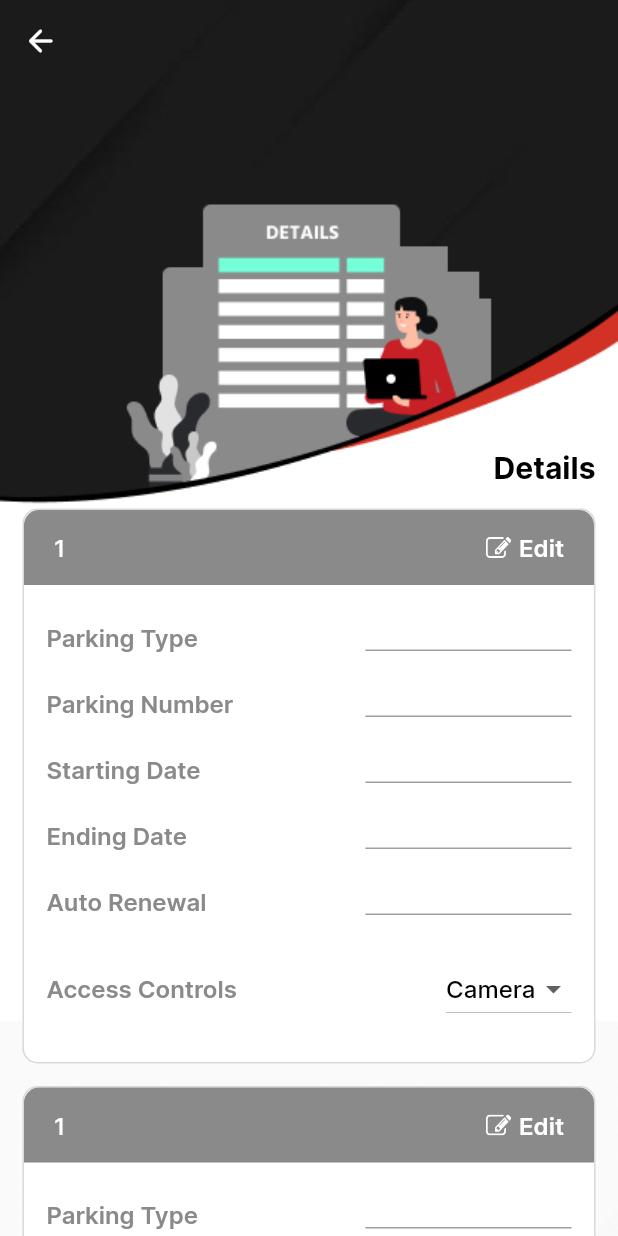
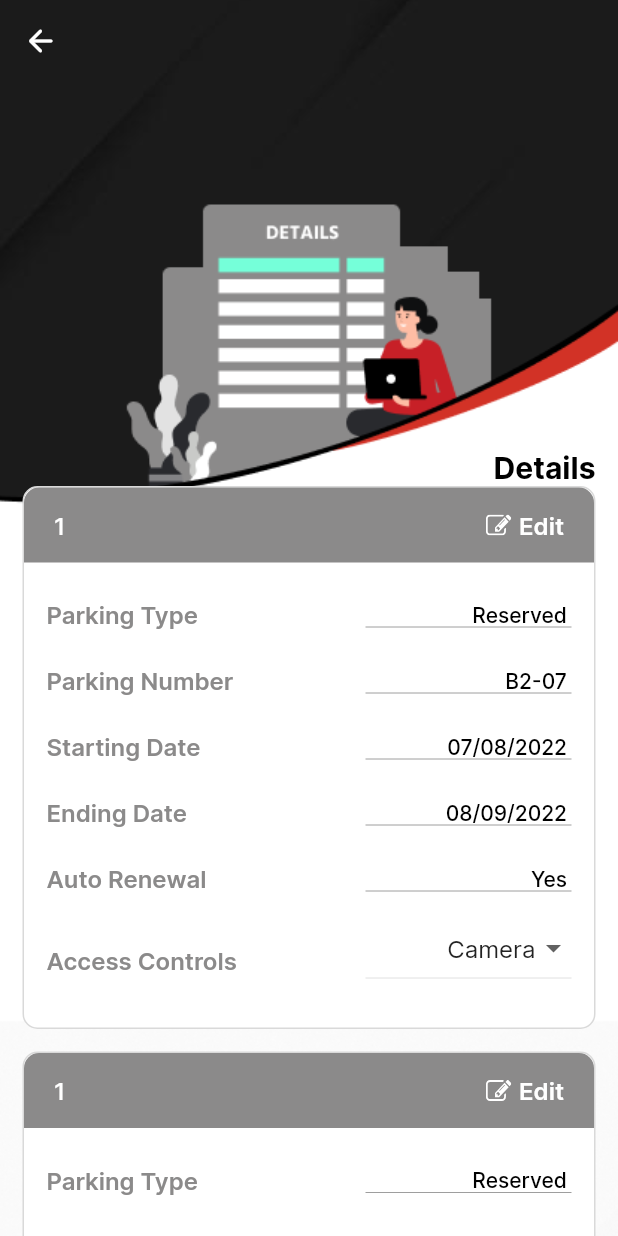
Before and after one commit to devarshkikani/Vehicle-Tracking-App, a Flutter app: the GotoYourSubscriptionScreen screen opened directly, after a tap on "View Details", on a phone screen of 412 x 824 dp. Run offline on Flutter 3.47's test engine with Material 2 defaults, Android fonts, the light colour scheme and no system bars; our stand-ins replace flutter_svg, get.

Commit message:
fix details page issue

```diff
--- a/lib/pages/subscribed/go_to_your_subcription_screen.dart
+++ b/lib/pages/subscribed/go_to_your_subcription_screen.dart
@@ -129,6 +129,7 @@ class _GotoYourSubscriptionScreenState
                       width: Get.width / 3,
                       child: TextField(
                         enabled: false,
+                        style: AppTextStyle.normalRegular14,
                         controller: TextEditingController(text: '08/10/2022'),
                         textAlign: TextAlign.center,
                         decoration: const InputDecoration(
@@ -156,6 +157,7 @@ class _GotoYourSubscriptionScreenState
                       width: Get.width / 3,
                       child: TextField(
                         enabled: false,
+                        style: AppTextStyle.normalRegular14,
                         controller: TextEditingController(text: '1000/-'),
                         textAlign: TextAlign.center,
                         decoration: const InputDecoration(
@@ -183,6 +185,7 @@ class _GotoYourSubscriptionScreenState
                       width: Get.width / 3,
                       child: TextField(
                         enabled: false,
+                        style: AppTextStyle.normalRegular14,
                         controller: TextEditingController(text: 'B1-02'),
                         textAlign: TextAlign.center,
                         decoration: const InputDecoration(
@@ -210,6 +213,7 @@ class _GotoYourSubscriptionScreenState
                       width: Get.width / 3,
                       child: TextField(
                         enabled: false,
+                        style: AppTextStyle.normalRegular14,
                         controller: TextEditingController(text: '1'),
                         textAlign: TextAlign.center,
                         decoration: const InputDecoration(
@@ -237,6 +241,7 @@ class _GotoYourSubscriptionScreenState
                       width: Get.width / 3,
                       child: TextField(
                         enabled: false,
+                        style: AppTextStyle.normalRegular14,
                         controller: TextEditingController(text: 'A'),
                         textAlign: TextAlign.center,
                         decoration: const InputDecoration(
--- a/lib/pages/subscribed/subscription_details.dart
+++ b/lib/pages/subscribed/subscription_details.dart
@@ -18,15 +18,8 @@ class SubscriptionDetailsScreen extends StatefulWidget {
 }
 
 class _SubscriptionDetailsScreenState extends State<SubscriptionDetailsScreen> {
-  TextEditingController parkingTypeController = TextEditingController();
-  TextEditingController parkingNumberController = TextEditingController();
-  TextEditingController startingDateController = TextEditingController();
-  TextEditingController endDateController = TextEditingController();
-  TextEditingController autoRenewwal = TextEditingController();
-  TextEditingController accessControlsController = TextEditingController();
-
-  List<String> controlsList = ['Camera', 'Camera', 'Camera'];
-  String selectedValue = 'Camera';
+  List<String> items = ["Camera", "Phone", "Image", "Video"];
+  String selectedItem = "Camera";
 
   RxBool isReserved = true.obs;
   RxBool isYearly = true.obs;
@@ -41,19 +34,6 @@ class _SubscriptionDetailsScreenState extends State<SubscriptionDetailsScreen> {
     'Remote Control',
     'QR Code'
   ];
-
-  Future<String> _selectDate(BuildContext context) async {
-    final DateTime? picked = await showDatePicker(
-        context: context,
-        initialDate: DateTime.now(),
-        firstDate: DateTime(2015, 8),
-        lastDate: DateTime(2101));
-    if (picked != null) {
-      return '${picked.day}/${picked.month}/${picked.year}';
-    } else {
-      return '';
-    }
-  }
 
   @override
   Widget build(BuildContext context) {
@@ -78,7 +58,6 @@ class _SubscriptionDetailsScreenState extends State<SubscriptionDetailsScreen> {
                           style: AppTextStyle.bold20,
                         ),
                       ),
-                      height15,
                       ListView.separated(
                         itemCount: 5,
                         shrinkWrap: true,
@@ -195,9 +174,11 @@ class _SubscriptionDetailsScreenState extends State<SubscriptionDetailsScreen> {
                     ),
                     SizedBox(
                       width: Get.width / 3,
-                      child: TextFormField(
+                      child: TextField(
                         textAlign: TextAlign.end,
-                        controller: parkingTypeController,
+                        enabled: false,
+                        style: AppTextStyle.normalRegular14,
+                        controller: TextEditingController(text: 'Reserved'),
                         decoration: const InputDecoration(
                           isDense: true,
                           contentPadding: EdgeInsets.zero,
@@ -221,10 +202,11 @@ class _SubscriptionDetailsScreenState extends State<SubscriptionDetailsScreen> {
                     ),
                     SizedBox(
                       width: Get.width / 3,
-                      child: TextFormField(
+                      child: TextField(
                         textAlign: TextAlign.end,
-                        controller: parkingNumberController,
-                        keyboardType: TextInputType.number,
+                        enabled: false,
+                        style: AppTextStyle.normalRegular14,
+                        controller: TextEditingController(text: 'B2-07'),
                         decoration: const InputDecoration(
                           isDense: true,
                           contentPadding: EdgeInsets.zero,
@@ -248,18 +230,15 @@ class _SubscriptionDetailsScreenState extends State<SubscriptionDetailsScreen> {
                     ),
                     SizedBox(
                       width: Get.width / 3,
-                      child: TextFormField(
+                      child: TextField(
                         textAlign: TextAlign.end,
-                        controller: startingDateController,
+                        enabled: false,
+                        style: AppTextStyle.normalRegular14,
+                        controller: TextEditingController(text: '07/08/2022'),
                         decoration: const InputDecoration(
                           isDense: true,
                           contentPadding: EdgeInsets.zero,
                         ),
-                        onTap: () async {
-                          startingDateController.text =
-                              await _selectDate(context);
-                          setState(() {});
-                        },
                       ),
                     ),
                   ],
@@ -279,13 +258,11 @@ class _SubscriptionDetailsScreenState extends State<SubscriptionDetailsScreen> {
                     ),
                     SizedBox(
                       width: Get.width / 3,
-                      child: TextFormField(
+                      child: TextField(
                         textAlign: TextAlign.end,
-                        controller: endDateController,
-                        keyboardType: TextInputType.number,
-                        onTap: () async {
-                          endDateController.text = await _selectDate(context);
-                        },
+                        enabled: false,
+                        style: AppTextStyle.normalRegular14,
+                        controller: TextEditingController(text: '08/09/2022'),
                         decoration: const InputDecoration(
                           isDense: true,
                           contentPadding: EdgeInsets.zero,
@@ -309,9 +286,11 @@ class _SubscriptionDetailsScreenState extends State<SubscriptionDetailsScreen> {
                     ),
                     SizedBox(
                       width: Get.width / 3,
-                      child: TextFormField(
+                      child: TextField(
                         textAlign: TextAlign.end,
-                        controller: autoRenewwal,
+                        enabled: false,
+                        style: AppTextStyle.normalRegular14,
+                        controller: TextEditingController(text: 'Yes'),
                         decoration: const InputDecoration(
                           isDense: true,
                           contentPadding: EdgeInsets.zero,
@@ -337,29 +316,32 @@ class _SubscriptionDetailsScreenState extends State<SubscriptionDetailsScreen> {
                       width: Get.width / 3,
                       child: Align(
                         alignment: Alignment.centerRight,
-                        child: DropdownButton<String>(
-                          hint: selectedValue == ''
-                              ? const Text(
-                                  'Camera',
-                                  style: AppTextStyle.normalRegular16,
-                                )
-                              : Text(
-                                  selectedValue,
-                                  style: AppTextStyle.normalRegular16,
-                                ),
-                          items: controlsList.map((String value) {
-                            return DropdownMenuItem<String>(
-                              value: selectedValue,
-                              child: Text(
-                                value,
-                                style: AppTextStyle.normalRegular16,
-                              ),
-                            );
-                          }).toList(),
-                          onChanged: (String? newValue) {
-                            selectedValue = newValue ?? '';
-                            setState(() {});
-                          },
+                        child: Column(
+                          crossAxisAlignment: CrossAxisAlignment.end,
+                          children: [
+                            DropdownButton<String>(
+                              value: selectedItem,
+                              isExpanded: false,
+                              isDense: true,
+                              underline: const SizedBox(),
+                              onChanged: (value) {
+                                setState(() {
+                                  selectedItem = value!;
+                                });
+                              },
+                              items: items
+                                  .map<DropdownMenuItem<String>>(
+                                    (String value) => DropdownMenuItem<String>(
+                                      value: value,
+                                      child: Text(
+                                        value,
+                                      ),
+                                    ),
+                                  )
+                                  .toList(),
+                            ),
+                            const Divider(),
+                          ],
                         ),
                       ),
                     ),
```
